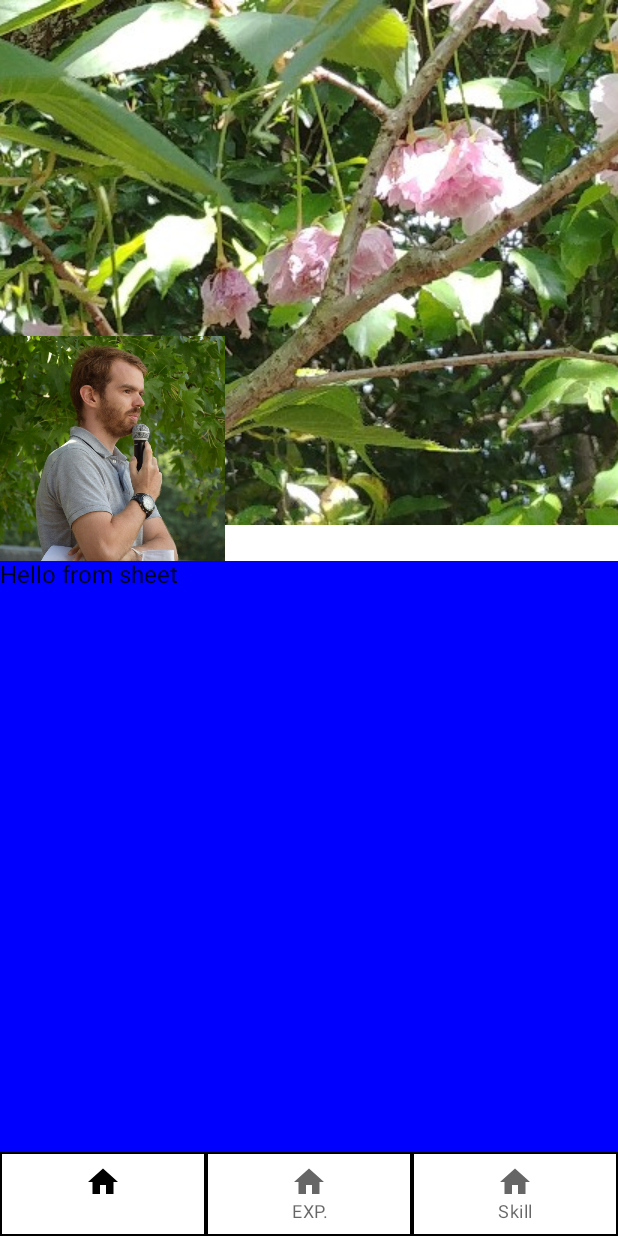
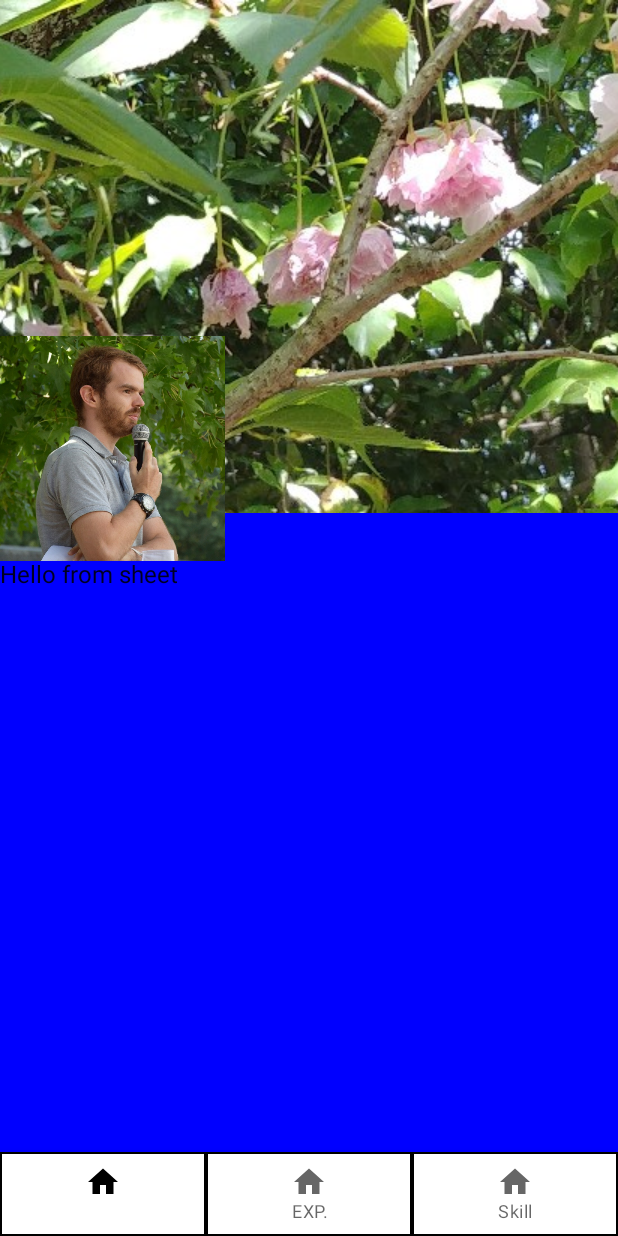
Before and after one commit to AdrienMDevMobile/ComposeCV, an Android app built with Jetpack Compose: the screen it shows after launch (MainActivity), on a phone screen of 412 x 824 dp. Run offline under Robolectric (Android 15) with nearby library versions, the phone set to English and light mode, and no system bars.

Commit message:
Welcome fragment Image is not slightly inside the box below.

```diff
--- a/app/src/main/java/com/adrienmandroid/composecv/ui/fragments/WelcomeFragment.kt
+++ b/app/src/main/java/com/adrienmandroid/composecv/ui/fragments/WelcomeFragment.kt
@@ -10,6 +10,7 @@ import androidx.compose.ui.graphics.Color
 import androidx.compose.ui.layout.ContentScale
 import androidx.compose.ui.res.painterResource
 import androidx.compose.ui.unit.dp
+import androidx.compose.ui.zIndex
 import com.adrienmandroid.composecv.R
 
 @ExperimentalMaterialApi
@@ -29,19 +30,20 @@ fun WelcomeFragment() {
                     .fillMaxWidth()
                     .fillMaxHeight().background(Color.Transparent)
             ) {
-                Column(Modifier.background(Color.Transparent)) {
+                Column(Modifier.background(Color.Transparent), verticalArrangement = Arrangement.spacedBy((-32).dp)) {
                     Image(
                         painter = painterResource(R.drawable.profile_picture),
                         contentDescription = "Picture",
-                        /*contentScale = ContentScale.Crop, */
-                        modifier = Modifier.width(150.dp).height(150.dp)
+                        contentScale = ContentScale.Crop,
+                        modifier = Modifier.width(150.dp).height(150.dp).zIndex(1f)
                     )
-                    Box(
+                    Column(
                         Modifier
                             .fillMaxWidth()
                             .fillMaxHeight()
                             .background(Color.Blue)
                     ){
+                        Spacer(modifier = Modifier.height(32.dp))
                         Text(text = "Hello from sheet")
                     }
                 }
```
